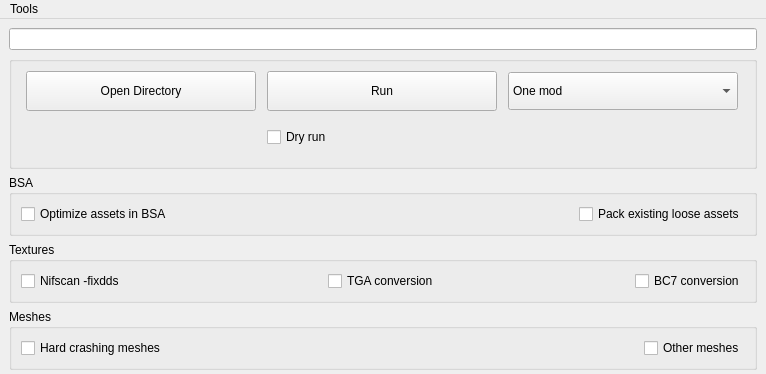
Above: mainwindow.ui from Guekka/cathedral-assets-optimizer before the change; both pictures show x 0 to 766 and y 0 to 374 of the 766 by 704 pixel window. Below: the same form after it.
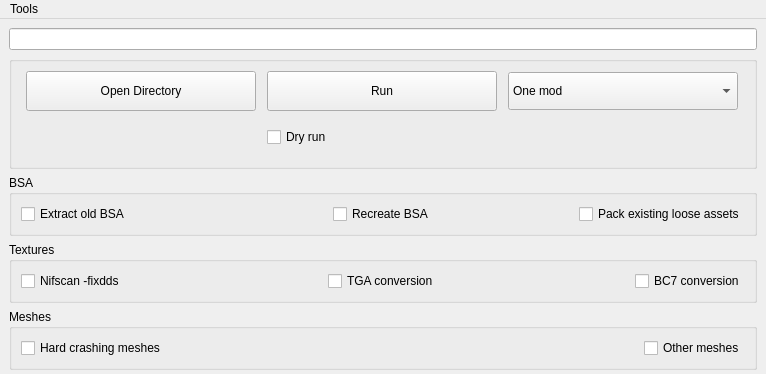
That is the form after the change.

Diff of the .ui file:
```diff
--- a/mainwindow.ui
+++ b/mainwindow.ui
@@ -170,10 +170,20 @@
        <string>BSA</string>
       </property>
       <layout class="QHBoxLayout" name="horizontalLayout">
-       <item>
+       <item alignment="Qt::AlignLeft">
         <widget class="QCheckBox" name="extractBsaCheckbox">
+         <property name="toolTip">
+          <string>&lt;html&gt;&lt;head/&gt;&lt;body&gt;&lt;p&gt;Extracts any BSAs present in the mod folder.&lt;/p&gt;&lt;/body&gt;&lt;/html&gt;</string>
+         </property>
+         <property name="text">
+          <string>Extract old BSA</string>
+         </property>
+        </widget>
+       </item>
+       <item>
+        <widget class="QCheckBox" name="recreatetBsaCheckbox">
          <property name="sizePolicy">
-          <sizepolicy hsizetype="Expanding" vsizetype="Fixed">
+          <sizepolicy hsizetype="Fixed" vsizetype="Fixed">
            <horstretch>0</horstretch>
            <verstretch>0</verstretch>
           </sizepolicy>
@@ -182,14 +192,14 @@
           <cursorShape>WhatsThisCursor</cursorShape>
          </property>
          <property name="toolTip">
-          <string>&lt;html&gt;&lt;head/&gt;&lt;body&gt;&lt;p&gt;Extracts any BSAs present in the mod folder.&lt;/p&gt;&lt;/body&gt;&lt;/html&gt;</string>
+          <string>&lt;html&gt;&lt;head/&gt;&lt;body&gt;&lt;p&gt;&lt;span style=&quot; font-family:'Courier New';&quot;&gt;Creates a new BSA after processing the previously extracted assets&lt;/span&gt;&lt;/p&gt;&lt;/body&gt;&lt;/html&gt;</string>
          </property>
          <property name="text">
-          <string>Optimize assets in BSA</string>
+          <string>Recreate BSA</string>
          </property>
         </widget>
        </item>
-       <item alignment="Qt::AlignLeft">
+       <item alignment="Qt::AlignRight">
         <widget class="QCheckBox" name="packExistingAssetsCheckbox">
          <property name="sizePolicy">
           <sizepolicy hsizetype="Expanding" vsizetype="Fixed">
```
